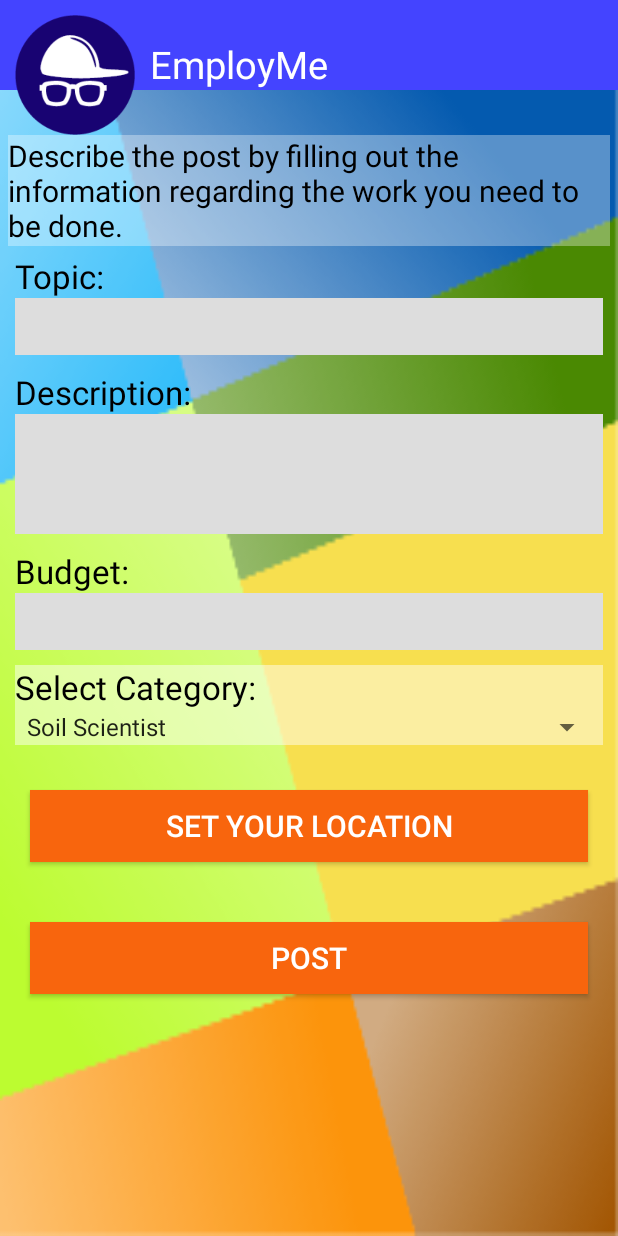
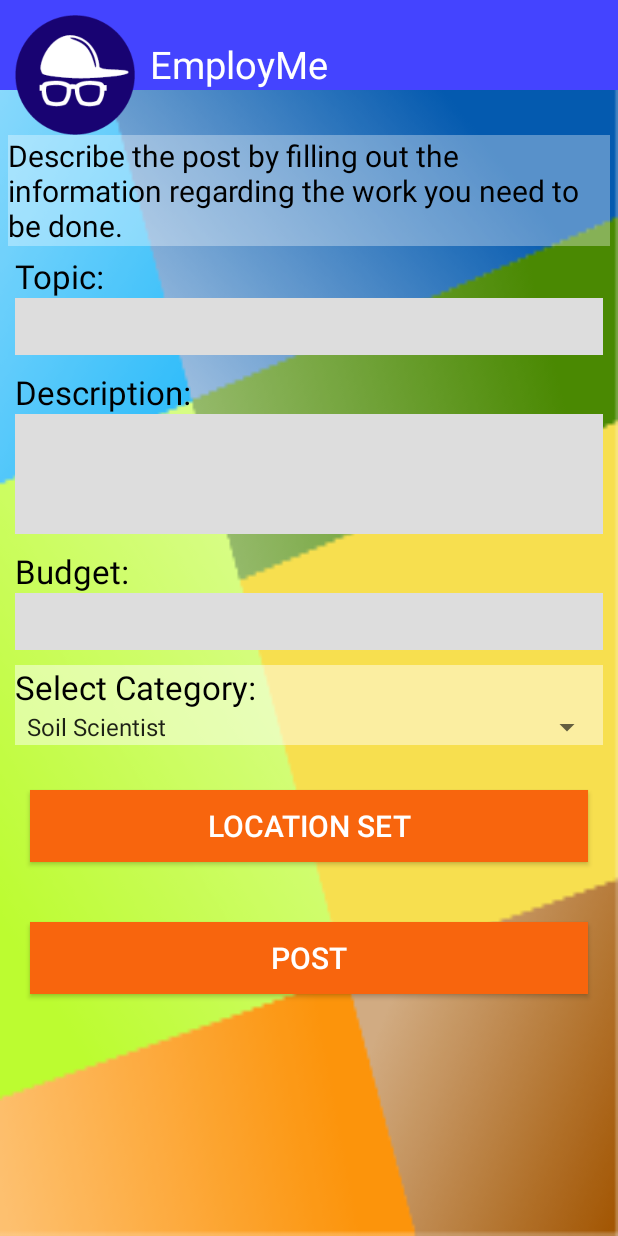
Before and after one commit to anshulshah96/EmployMe, an Android app: the MapsActivity screen opened directly, with no data from a screen before it, after a tap on "DONE", on a phone screen of 412 x 824 dp. Run offline under Robolectric (Android 15) with nearby library versions, the phone set to English and light mode, and no system bars; libraries missing offline, so code that uses them is left out: com.parse; 3 statements that could not run were skipped.

Commit message:
Hirers Location resolved

```diff
--- a/app/src/main/java/com/aka/campuslancer/Hire.java
+++ b/app/src/main/java/com/aka/campuslancer/Hire.java
@@ -26,18 +26,19 @@ public class Hire extends Activity  {
     EditText topic, description, bid;
     private String[] categories;
     public String category;
-    public static Hire instance;
     public CustomProgressDialogBox dialog;
-    String lat,longi;
+    String lat,longi,text,text1;
 
     @Override
     public void onCreate(Bundle savedInstanceState) {
         super.onCreate(savedInstanceState);
         setContentView(R.layout.hire);
         ParseObject.registerSubclass(HirePost.class);
-
+        mapbutton=(Button)findViewById(R.id.map);
+        topic = (EditText) findViewById(R.id.TopicField);
+        description = (EditText) findViewById(R.id.DescriptionField);
+        bid = (EditText) findViewById(R.id.InitialBidField);
         Resources res = getResources();
-        instance = this;
         this.categories = res.getStringArray(R.array.categories_array);
         category = getString(R.string.category_default);
 
@@ -48,6 +49,10 @@ public class Hire extends Activity  {
             } else {
                 lat=extras.getString("lat");
                 longi=extras.getString("longi");
+                mapbutton.setText("Location Set");
+                topic.setText(text);
+                description.setText(text1);
+                bid.setText(bid.getText().toString());
             }
         } else {
             ;
@@ -73,13 +78,11 @@ public class Hire extends Activity  {
 
 
         postButton = (Button) findViewById(R.id.HirePost);
-        mapbutton=(Button)findViewById(R.id.map);
-            topic = (EditText) findViewById(R.id.TopicField);
-            description = (EditText) findViewById(R.id.DescriptionField);
-            bid = (EditText) findViewById(R.id.InitialBidField);
+
             postButton.setOnClickListener(new View.OnClickListener() {
                 public void onClick(View v) {
                     post();
+                    finish();
                 }
             });
         mapbutton.setOnClickListener(new View.OnClickListener() {
@@ -88,6 +91,7 @@ public class Hire extends Activity  {
                 Intent i=new Intent(Hire.this,MapsActivity.class);
                 i.putExtra("caller","Hirer");
                 startActivity(i);
+                finish();
             }
         });
         }
@@ -95,8 +99,8 @@ public class Hire extends Activity  {
     private void post() {
         // 1
         HirePost post = new HirePost();
-        String text =  topic.getText().toString().trim();
-        String text1 = description.getText().toString().trim();
+         text =  topic.getText().toString().trim();
+         text1 = description.getText().toString().trim();
 
         post.setUsername();
         post.setUser(ParseUser.getCurrentUser());
@@ -105,6 +109,8 @@ public class Hire extends Activity  {
         if(lat==null || longi==null)
         {
          Toast.makeText(Hire.this,"Select Location",Toast.LENGTH_LONG).show();
+            onCreate(null);
+            finish();
         }
         post.setLat(lat);
         post.setLongi(longi);
@@ -140,6 +146,8 @@ public class Hire extends Activity  {
             @Override
             public void done(ParseException e) {
                 if(e==null) {
+                    Intent i =new Intent(Hire.this,Welcome.class);
+                    startActivity(i);
                     dialog.dismiss();
                     finish();
                 }
--- a/app/src/main/java/com/aka/campuslancer/MapsActivity.java
+++ b/app/src/main/java/com/aka/campuslancer/MapsActivity.java
@@ -72,6 +72,7 @@ public class MapsActivity extends FragmentActivity implements OnMapReadyCallback
                     b.putString("longi",longi+"");
                     i.putExtras(b);
                     startActivity(i);
+                finish();
 
             }
         });
```
Also changed, not shown: app/src/main/java/com/aka/campuslancer/ViewExistingProjects.java (+6 -1 lines).
